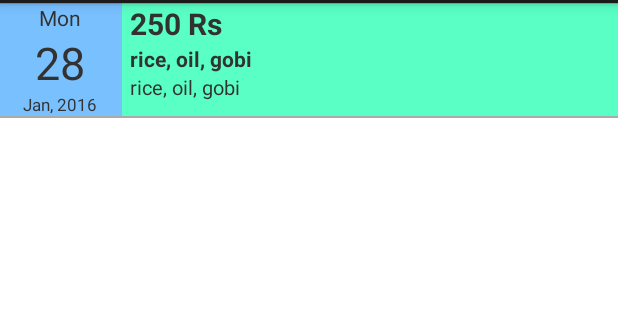
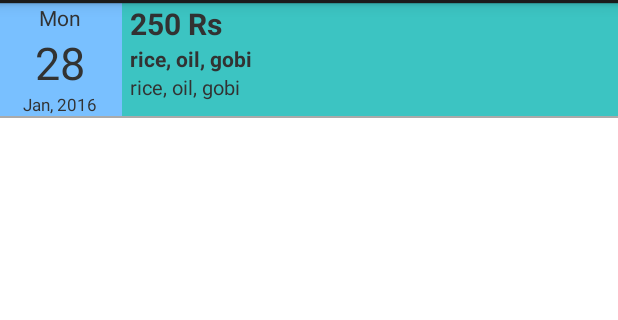
Before and after one commit to dinesh-it/TeamExpense, an Android app: the layout test.xml on its own in the app's theme, with its tools: preview values and no code run, on a phone screen of 412 x 824 dp, the part 69-389 px from its top. Run offline under Robolectric (Android 15) with nearby library versions, the phone set to English and light mode, and no system bars.

Commit message:
fixed unsupported media exception on telegram share

```diff
--- a/app/src/main/java/com/example/TeamExpense/ExpenseStatus.java
+++ b/app/src/main/java/com/example/TeamExpense/ExpenseStatus.java
@@ -833,7 +833,7 @@ public class ExpenseStatus extends Activity {
                 public void onClick(View v) {
                     Uri uri1 = Util.takeScreenshot(full_dialog, "team_expense_splitups.jpg", ExpenseStatus.this);
                     if (uri1 != null) {
-                        Intent sharingIntent = new Intent(Intent.ACTION_SEND_MULTIPLE);
+                        Intent sharingIntent = new Intent(Intent.ACTION_SEND);
                         sharingIntent.addFlags(Intent.FLAG_GRANT_READ_URI_PERMISSION);
                         sharingIntent.setType("image/jpeg");
                         sharingIntent.putExtra(android.content.Intent.EXTRA_TEXT, "Expense Details");
--- a/app/src/main/res/layout/test.xml
+++ b/app/src/main/res/layout/test.xml
@@ -8,7 +8,7 @@
     <LinearLayout
         android:layout_width="match_parent"
         android:layout_height="wrap_content"
-        android:background="#ff59ffc5"
+        android:background="#3cc4c2"
         android:orientation="horizontal"
         android:weightSum="1">
 
```
Also changed, not shown: 3 other files.
